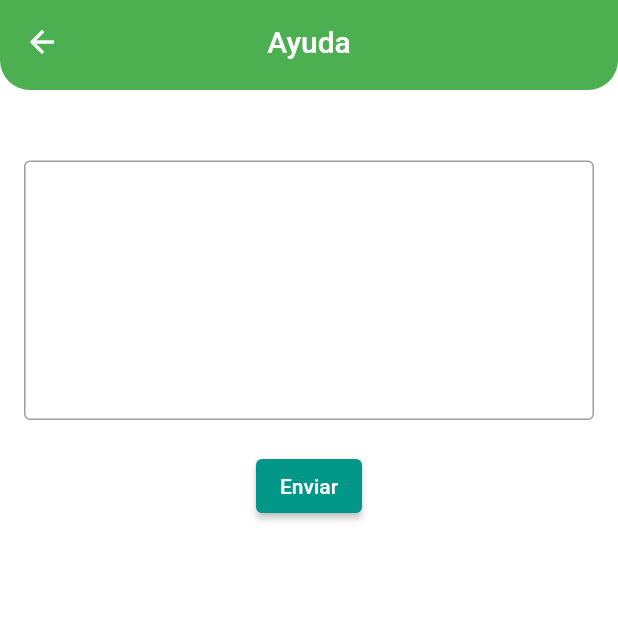
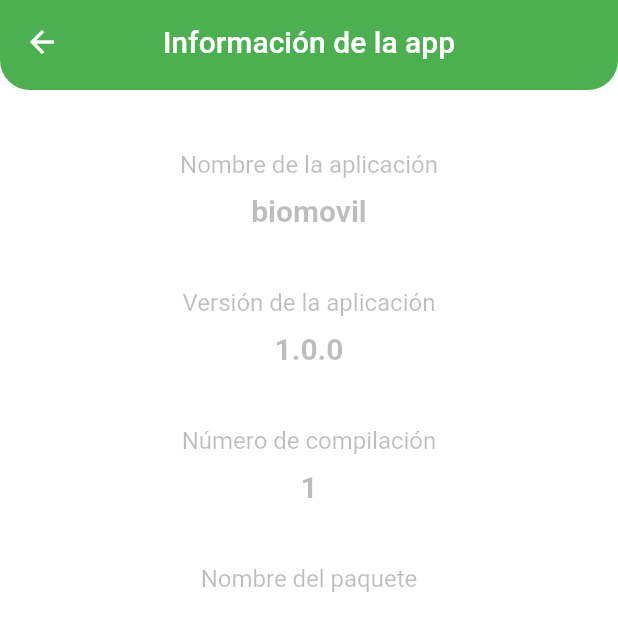
Before and after one commit to KarelyVR/BioMovil, a Flutter app: the FeedbackScreen screen opened directly, on a phone screen of 412 x 824 dp. Shown: the top 631 px of the screen. Run offline on Flutter 3.47's test engine with Material 2 defaults, Android fonts, the phone set to English and light mode, and no system bars; our stand-ins replace audioplayers, carousel_slider, fluro, flutter_markdown, flutter_svg, google_fonts and 7 more; missing offline and left inert: flutter_polyline_points, qr_code_scanner; accounts and stored records are empty.

Commit message:
ayuda
seccion de ayuda

```diff
--- a/lib/pantalla_ajustes/ajustes.dart
+++ b/lib/pantalla_ajustes/ajustes.dart
@@ -10,12 +10,12 @@ import 'package:biomovil/themes/app_theme.dart';
 import 'package:hooks_riverpod/hooks_riverpod.dart';
 // import 'package:provider/provider.dart';
 
-
 void main() {
   runApp(
     const ProviderScope(
       child: MaterialApp(
         home: Ajustes(),
+        debugShowCheckedModeBanner: false,
       ),
     ),
   );
@@ -28,7 +28,7 @@ void main() {
 //   _MyAppState createState() => _MyAppState();
 // }
 
-class Ajustes extends HookConsumerWidget  {
+class Ajustes extends HookConsumerWidget {
   const Ajustes({Key? key}) : super(key: key);
 
   @override
@@ -41,7 +41,8 @@ class Ajustes extends HookConsumerWidget  {
     return MaterialApp(
       theme: AppTheme.lightTheme,
       darkTheme: AppTheme.darkTheme,
-      themeMode: appThemeState.isDarkModeEnable ? ThemeMode.dark : ThemeMode.light,
+      themeMode:
+          appThemeState.isDarkModeEnable ? ThemeMode.dark : ThemeMode.light,
       home: Scaffold(
         appBar: AppBar(
           backgroundColor: Colors.green,
@@ -94,7 +95,10 @@ class Ajustes extends HookConsumerWidget  {
                             padding: const EdgeInsets.only(right: 50.0),
                             child: Text(
                               'Notificaciones',
-                              style: Theme.of(context).textTheme.bodyMedium?.copyWith(
+                              style: Theme.of(context)
+                                  .textTheme
+                                  .bodyMedium
+                                  ?.copyWith(
                                     fontWeight: FontWeight.bold,
                                   ),
                             ),
@@ -108,7 +112,8 @@ class Ajustes extends HookConsumerWidget  {
                                 builder: (BuildContext context) {
                                   return AlertDialog(
                                     title: const Text('Función en desarrollo'),
-                                    content: const Text('La función de Notificaciones actualmente se encuentra en desarrollo.'),
+                                    content: const Text(
+                                        'La función de Notificaciones actualmente se encuentra en desarrollo.'),
                                     actions: [
                                       TextButton(
                                         onPressed: () {
@@ -137,7 +142,10 @@ class Ajustes extends HookConsumerWidget  {
                             padding: const EdgeInsets.only(right: 16.0),
                             child: Text(
                               'Acceso a ubicación',
-                              style: Theme.of(context).textTheme.bodyMedium?.copyWith(
+                              style: Theme.of(context)
+                                  .textTheme
+                                  .bodyMedium
+                                  ?.copyWith(
                                     fontWeight: FontWeight.bold,
                                   ),
                             ),
@@ -151,7 +159,8 @@ class Ajustes extends HookConsumerWidget  {
                                 builder: (BuildContext context) {
                                   return AlertDialog(
                                     title: const Text('Función en desarrollo'),
-                                    content: const Text('La función de Acceso a Ubicación actualmente se encuentra en desarrollo.'),
+                                    content: const Text(
+                                        'La función de Acceso a Ubicación actualmente se encuentra en desarrollo.'),
                                     actions: [
                                       TextButton(
                                         onPressed: () {
@@ -181,7 +190,10 @@ class Ajustes extends HookConsumerWidget  {
                             padding: const EdgeInsets.only(right: 16.0),
                             child: Text(
                               'Modo oscuro',
-                              style: Theme.of(context).textTheme.bodyMedium?.copyWith(
+                              style: Theme.of(context)
+                                  .textTheme
+                                  .bodyMedium
+                                  ?.copyWith(
                                     fontWeight: FontWeight.bold,
                                   ),
                             ),
@@ -202,7 +214,10 @@ class Ajustes extends HookConsumerWidget  {
                             padding: const EdgeInsets.only(right: 16.0),
                             child: Text(
                               'Comentarios o sugerencias',
-                              style: Theme.of(context).textTheme.bodyMedium?.copyWith(
+                              style: Theme.of(context)
+                                  .textTheme
+                                  .bodyMedium
+                                  ?.copyWith(
                                     fontWeight: FontWeight.bold,
                                   ),
                             ),
@@ -230,7 +245,10 @@ class Ajustes extends HookConsumerWidget  {
                             padding: const EdgeInsets.only(right: 16.0),
                             child: Text(
                               'Ayuda',
-                              style: Theme.of(context).textTheme.bodyMedium?.copyWith(
+                              style: Theme.of(context)
+                                  .textTheme
+                                  .bodyMedium
+                                  ?.copyWith(
                                     fontWeight: FontWeight.bold,
                                   ),
                             ),
@@ -258,7 +276,10 @@ class Ajustes extends HookConsumerWidget  {
                             padding: const EdgeInsets.only(right: 16.0),
                             child: Text(
                               'Términos y condiciones',
-                              style: Theme.of(context).textTheme.bodyMedium?.copyWith(
+                              style: Theme.of(context)
+                                  .textTheme
+                                  .bodyMedium
+                                  ?.copyWith(
                                     fontWeight: FontWeight.bold,
                                   ),
                             ),
@@ -270,7 +291,7 @@ class Ajustes extends HookConsumerWidget  {
                         Navigator.push(
                           context,
                           MaterialPageRoute(
-                            builder: (context) =>  const TerminosCondiciones(),
+                            builder: (context) => const TerminosCondiciones(),
                           ),
                         );
                       },
@@ -323,7 +344,10 @@ class SocialMediaIcon extends StatelessWidget {
   final Color iconColor;
 
   const SocialMediaIcon(
-      {super.key, required this.icon, required this.label, this.iconColor = Colors.black});
+      {super.key,
+      required this.icon,
+      required this.label,
+      this.iconColor = Colors.black});
 
   @override
   Widget build(BuildContext context) {
--- a/lib/pantalla_ajustes/ayuda.dart
+++ b/lib/pantalla_ajustes/ayuda.dart
@@ -2,6 +2,7 @@
 
 import 'package:biomovil/pantalla_ajustes/ajustes.dart';
 import 'package:flutter/material.dart';
+import 'package:package_info_plus/package_info_plus.dart';
 
 void main() => runApp(const Ayuda());
 
@@ -53,10 +54,8 @@ class _FeedbackScreenState extends State<FeedbackScreen> {
                 ),
               ),
               title: const Text(
-              'Ayuda',
-              style: TextStyle(
-                  color: Colors.white,
-                  fontSize: 20),
+                'Información de la app',
+                style: TextStyle(color: Colors.white, fontSize: 20),
               ),
               leading: IconButton(
                 icon: const Icon(Icons.arrow_back),
@@ -66,75 +65,58 @@ class _FeedbackScreenState extends State<FeedbackScreen> {
               ),
             ),
           ),
-        body: Padding(
-          padding: const EdgeInsets.all(16.0),
+          body: FutureBuilder(
+            future: PackageInfo.fromPlatform(),
+            builder: (context, snapshot) {
+              if (snapshot.hasError) {
+                return Center(
+                  child: Text(snapshot.error.toString()),
+                );
+              } else if (snapshot.hasData) {
+                PackageInfo packageInfo = snapshot.data!;
+                return SingleChildScrollView(
+                  padding: const EdgeInsets.all(20),
                   child: Column(
                     children: [
-              const Text(
-                '',
-                style: TextStyle(fontSize: 18.0),
+                      item('Nombre de la aplicación', packageInfo.appName),
+                      item('Versión de la aplicación', packageInfo.version),
+                      item('Número de compilación', packageInfo.buildNumber),
+                      item('Nombre del paquete', packageInfo.packageName),
+                    ],
                   ),
-              const SizedBox(height: 10.0),
-              TextField(
-                controller: _feedbackController,
-                maxLines: 7,
-                decoration: const InputDecoration(
-                  hintText: '',
-                  border: OutlineInputBorder(),
+                );
+              } else {
+                return const CircularProgressIndicator();
+              }
+            },
+          ),
+        ));
+  }
+
+  item(String name, String value) {
+    return Container(
+      width: double.infinity,
+      margin: const EdgeInsets.symmetric(vertical: 20),
+      child: Column(
+        crossAxisAlignment: CrossAxisAlignment.center,
+        mainAxisAlignment: MainAxisAlignment.center,
+        children: [
+          Text(
+            name,
+            style: const TextStyle(
+              fontSize: 16,
             ),
           ),
-              const SizedBox(height: 20.0),
-              ElevatedButton(
-                onPressed: () {
-                  showDialog(
-                    context: context,
-                    builder: (BuildContext context) {
-                      return AlertDialog(
-                        title: const Text('Función en desarrollo'),
-                        content: const Text(
-                            'La función de ayuda actualmente se encuentra en desarrollo.'),
-                        actions: [
-                          TextButton(
-                            onPressed: () {
-                              Navigator.of(context).pop();
-                            },
-                            child: const Text('OK'),
+          const SizedBox(height: 10),
+          Text(
+            value,
+            style: const TextStyle(
+              fontSize: 20,
+              fontWeight: FontWeight.bold,
+            ),
           ),
         ],
-                      );
-                    },
-                  );
-                },
-                child: const Text('Enviar'),
-              ),
-              // ElevatedButton(
-              //   onPressed: () {
-                  // Future.delayed(const Duration(seconds: 2), () {
-                  //   setState(() {
-                  //     _confirmationMessage = 'Se ha enviado exitosamente';
-                  //   });
-                  // });
-              //   },
-              //   child: const Text('Enviar'),
-              // ),
-              const SizedBox(height: 10.0),
-              // Text(
-              //   _confirmationMessage,
-              //   style: const TextStyle(
-              //     color: Colors.green,
-              //     fontWeight: FontWeight.bold,
-              //   ),
-              // ),
-            ],
-          ),
-        ),
       ),
     );
   }
-
-  @override
-  void dispose() {
-    _feedbackController.dispose();
-    super.dispose();
 }
-}
--- a/pubspec.yaml
+++ b/pubspec.yaml
@@ -33,6 +33,7 @@ dependencies:
   webview_flutter: ^4.4.2
   flutter_map: ^6.0.1
   latlong2: ^0.9.0
+  package_info_plus: ^4.2.0
 
 
 dev_dependencies:
```
Also changed, not shown: pubspec.lock, 1 other file. Lines whose indentation alone changed are shown as unchanged.
